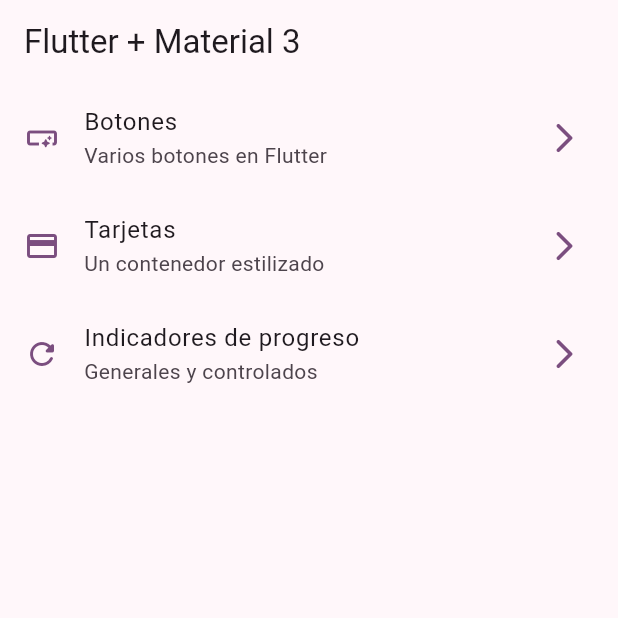
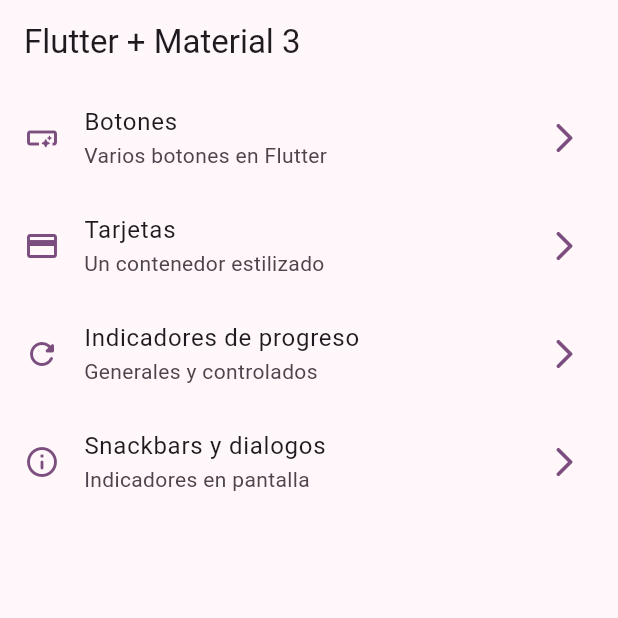
Before and after one commit to marcelaTrujilloToro/course-flutter-widgets, a Flutter app: the HomeScreen screen opened by its route, on a phone screen of 412 x 824 dp, the top half of it. Run offline on Flutter 3.47's test engine with Material 3 defaults, Android fonts, the phone set to English and light mode, and no system bars; our stand-ins replace go_router.

Commit message:
feat: snackbars and dialogs done

```diff
--- a/lib/config/menu/menu_items.dart
+++ b/lib/config/menu/menu_items.dart
@@ -35,5 +35,11 @@ const appMenuItems = <MenuItem>[
     subTitle: 'Generales y controlados',
     link: '/progress',
     icon: Icons.refresh_rounded,
+  ),
+  MenuItem(
+    title: 'Snackbars y dialogos',
+    subTitle: 'Indicadores en pantalla',
+    link: '/snackbars',
+    icon: Icons.info_outline_rounded,
   )
 ];
--- a/lib/config/router/app_router.dart
+++ b/lib/config/router/app_router.dart
@@ -3,7 +3,7 @@ import 'package:widgets_app/presentation/screens/screens.dart';
 
 // GoRouter configuration
 final appRouter = GoRouter(
-  initialLocation: '/progress',
+  initialLocation: '/snackbars',
   routes: [
     GoRoute(
       path: '/',
@@ -25,5 +25,10 @@ final appRouter = GoRouter(
       name: ProgressScreen.name,
       builder: (context, state) => const ProgressScreen(),
     ),
+    GoRoute(
+      path: '/snackbars',
+      name: SnackbarScreen.name,
+      builder: (context, state) => const SnackbarScreen(),
+    ),
   ],
 );
--- a/lib/main.dart
+++ b/lib/main.dart
@@ -12,6 +12,7 @@ class MainApp extends StatelessWidget {
   @override
   Widget build(BuildContext context) {
     return MaterialApp.router(
+      title: 'Flutter Widgets',
       routerConfig: appRouter,
       debugShowCheckedModeBanner: false,
       theme: AppTheme(selectedColor: 4).theme(),
--- a/lib/presentation/screens/progress/progress_screen.dart
+++ b/lib/presentation/screens/progress/progress_screen.dart
@@ -58,7 +58,7 @@ class _ControllerProgress extends StatelessWidget {
           final progressValue = snapshot.data ?? 0;
 
           return Padding(
-            padding: EdgeInsets.symmetric(horizontal: 20),
+            padding: const EdgeInsets.symmetric(horizontal: 20),
             child: Row(
               mainAxisAlignment: MainAxisAlignment.center,
               children: [
```
Also changed, not shown: lib/presentation/screens/snackbar/snackbar_screen.dart (+58 -1 lines).
